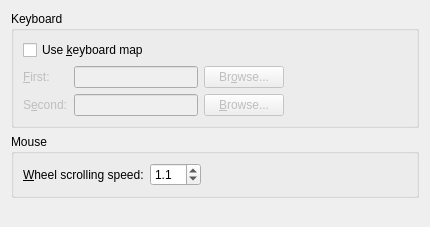
The window that src/frontends/qt4/ui/PrefInputUi.ui (cburschka/lyx) describes before a commit, drawn with Qt 5.
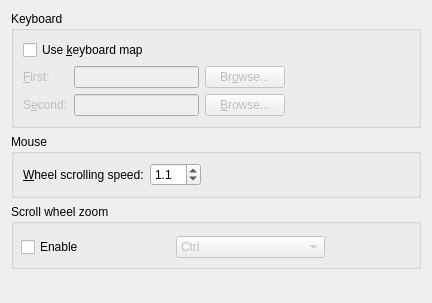
The same window after the commit.

Commit message: make mouse scroll wheel zoom configurable

What changed in the file:
```diff
--- a/src/frontends/qt4/ui/PrefInputUi.ui
+++ b/src/frontends/qt4/ui/PrefInputUi.ui
@@ -5,8 +5,8 @@
    <rect>
     <x>0</x>
     <y>0</y>
-    <width>426</width>
-    <height>227</height>
+    <width>432</width>
+    <height>303</height>
    </rect>
   </property>
   <property name="windowTitle">
@@ -177,6 +177,81 @@
      </layout>
     </widget>
    </item>
+   <item>
+    <widget class="QGroupBox" name="scrollzoomGB">
+     <property name="minimumSize">
+      <size>
+       <width>0</width>
+       <height>65</height>
+      </size>
+     </property>
+     <property name="title">
+      <string>Scroll wheel zoom</string>
+     </property>
+     <property name="flat">
+      <bool>true</bool>
+     </property>
+     <property name="alignment">
+      <set>Qt::AlignLeading|Qt::AlignLeft|Qt::AlignTop</set>
+     </property>
+     <widget class="QWidget" name="">
+      <property name="geometry">
+       <rect>
+        <x>10</x>
+        <y>30</y>
+        <width>304</width>
+        <height>27</height>
+       </rect>
+      </property>
+      <layout class="QHBoxLayout" name="horizontalLayout_2">
+       <property name="spacing">
+        <number>5</number>
+       </property>
+       <property name="sizeConstraint">
+        <enum>QLayout::SetNoConstraint</enum>
+       </property>
+       <item>
+        <widget class="QCheckBox" name="scrollzoomEnableCB">
+         <property name="minimumSize">
+          <size>
+           <width>150</width>
+           <height>0</height>
+          </size>
+         </property>
+         <property name="text">
+          <string>Enable</string>
+         </property>
+        </widget>
+       </item>
+       <item>
+        <widget class="QComboBox" name="scrollzoomValueCO">
+         <property name="enabled">
+          <bool>false</bool>
+         </property>
+         <property name="editable">
+          <bool>false</bool>
+         </property>
+         <item>
+          <property name="text">
+           <string>Ctrl</string>
+          </property>
+         </item>
+         <item>
+          <property name="text">
+           <string>Shift</string>
+          </property>
+         </item>
+         <item>
+          <property name="text">
+           <string>Option</string>
+          </property>
+         </item>
+        </widget>
+       </item>
+      </layout>
+     </widget>
+    </widget>
+   </item>
    <item>
     <spacer>
      <property name="orientation">
```
The commit also changes 5 other files.
